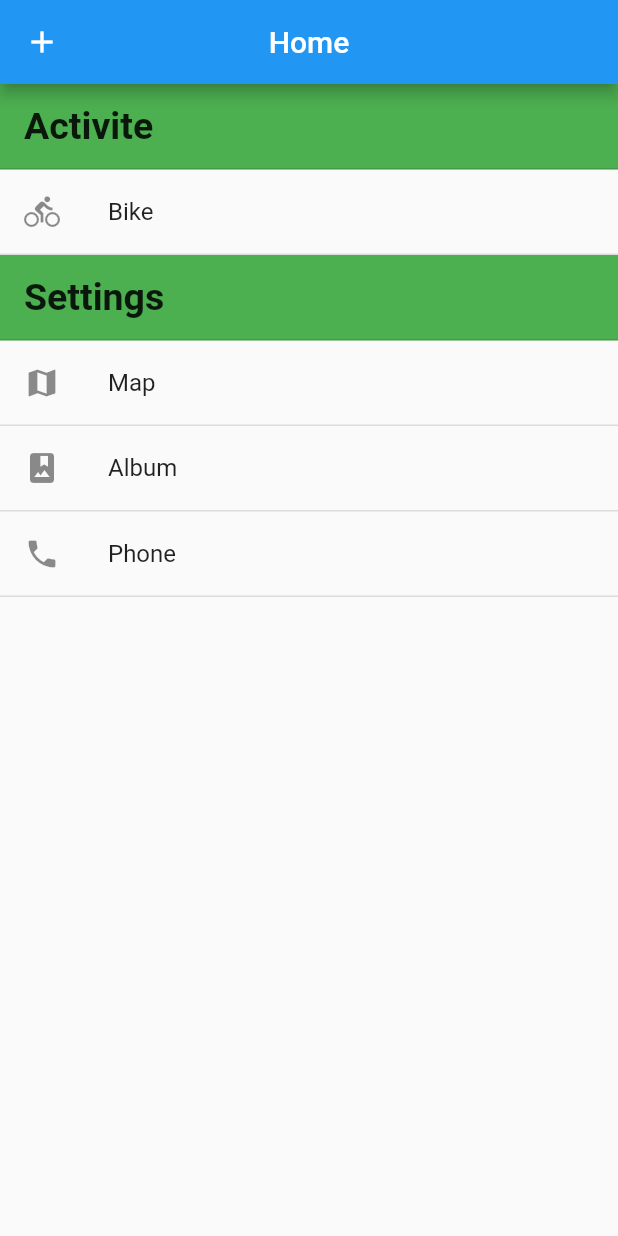
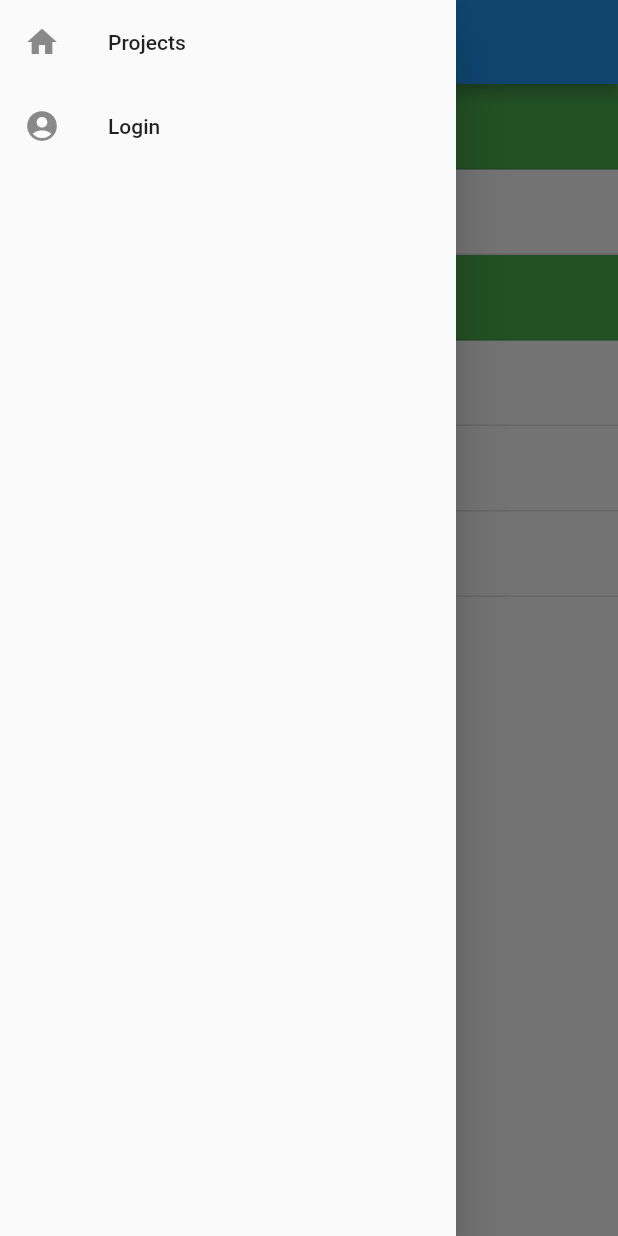
Before and after one commit to h3poteto/fascia-mobile, a Flutter app: the screen it shows after launch, with the side drawer open (before the commit the screen has no drawer), on a phone screen of 412 x 824 dp. Run offline on Flutter 3.47's test engine with Material 2 defaults, Android fonts, the phone set to English and light mode, and no system bars.

Commit message:
Add drawer menu

```diff
--- a/lib/main.dart
+++ b/lib/main.dart
@@ -3,6 +3,8 @@ import 'package:flutter/material.dart';
 void main() {
   runApp(Fascia());
 }
+
+GlobalKey<ScaffoldState> _drawerKey = GlobalKey();
 
 class Fascia extends StatelessWidget {
   @override
@@ -26,6 +28,21 @@ class Fascia extends StatelessWidget {
         visualDensity: VisualDensity.adaptivePlatformDensity,
       ),
       home: Scaffold(
+        key: _drawerKey,
+        drawer: Drawer(
+          child: ListView(
+            children: <Widget>[
+              ListTile(
+                leading: Icon(Icons.home),
+                title: Text("Projects")
+              ),
+              ListTile(
+                leading: Icon(Icons.account_circle),
+                title: Text("Login")
+              )
+            ],
+          )
+        ),
           appBar: Header(),
           body: ListView(
               children: listTiles
@@ -121,7 +138,12 @@ class Header extends StatelessWidget with PreferredSizeWidget{
     return AppBar(
       leading: Padding(
           padding: const EdgeInsets.all(8.0),
-          child: Icon(Icons.add)
+          child: IconButton(
+            icon: Icon(Icons.menu),
+            onPressed: () => {
+              _drawerKey.currentState.openDrawer()
+            },
+          )
       ),
       title: Text("Home"),
       centerTitle: true,
```
